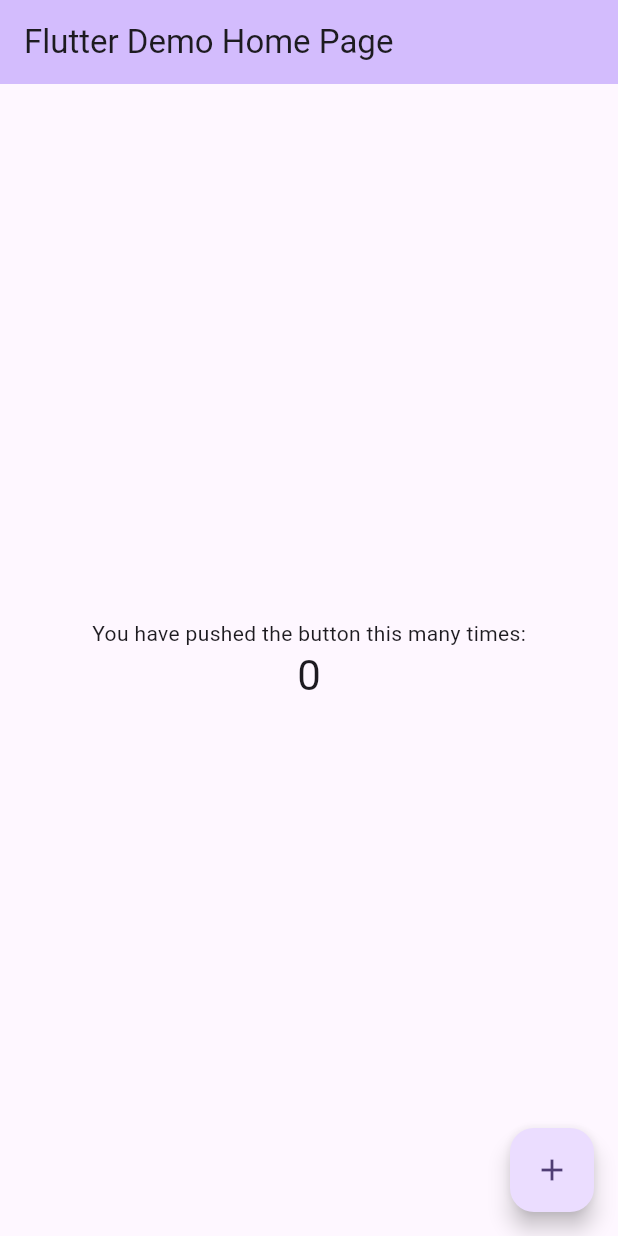
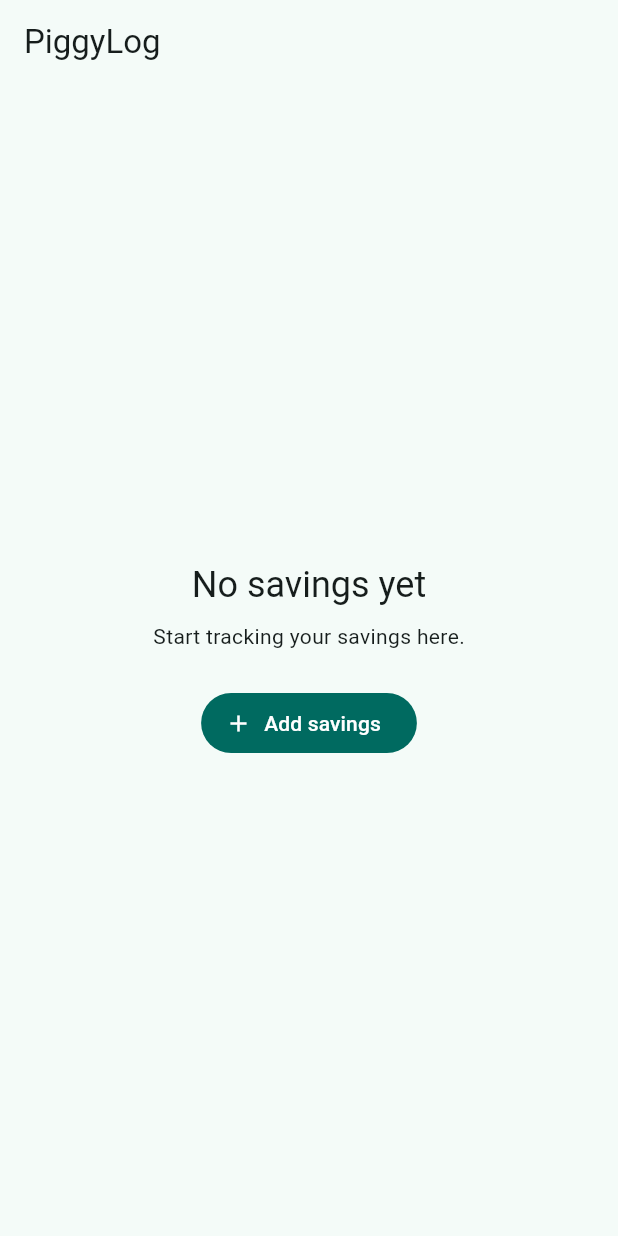
Before and after one commit to dursamiii/PiggyLog, a Flutter app: the screen it shows after launch, on a phone screen of 412 x 824 dp. Run offline on Flutter 3.47's test engine with Material 3 defaults, Android fonts, the phone set to English and light mode, and no system bars.

Commit message:
project name change

```diff
--- a/lib/main.dart
+++ b/lib/main.dart
@@ -1,122 +1,53 @@
-import 'package:material_ui/material_ui.dart';
+// ignore_for_file: deprecated_member_use
+
+import 'package:flutter/material.dart';
 
 void main() {
-  runApp(const MyApp());
+  runApp(const PiggyLogApp());
 }
 
-class MyApp extends StatelessWidget {
-  const MyApp({super.key});
+class PiggyLogApp extends StatelessWidget {
+  const PiggyLogApp({super.key});
 
-  // This widget is the root of your application.
   @override
   Widget build(BuildContext context) {
     return MaterialApp(
-      title: 'Flutter Demo',
+      title: 'PiggyLog',
       theme: ThemeData(
-        // This is the theme of your application.
-        //
-        // TRY THIS: Try running your application with "flutter run". You'll see
-        // the application has a purple toolbar. Then, without quitting the app,
-        // try changing the seedColor in the colorScheme below to Colors.green
-        // and then invoke "hot reload" (save your changes or press the "hot
-        // reload" button in a Flutter-supported IDE, or press "r" if you used
-        // the command line to start the app).
-        //
-        // Notice that the counter didn't reset back to zero; the application
-        // state is not lost during the reload. To reset the state, use hot
-        // restart instead.
-        //
-        // This works for code too, not just values: Most code changes can be
-        // tested with just a hot reload.
-        colorScheme: .fromSeed(seedColor: Colors.deepPurple),
+        colorScheme: ColorScheme.fromSeed(seedColor: Colors.teal),
+        useMaterial3: true,
       ),
-      home: const MyHomePage(title: 'Flutter Demo Home Page'),
+      home: const SavingsPage(),
     );
   }
 }
 
-class MyHomePage extends StatefulWidget {
-  const MyHomePage({super.key, required this.title});
-
-  // This widget is the home page of your application. It is stateful, meaning
-  // that it has a State object (defined below) that contains fields that affect
-  // how it looks.
-
-  // This class is the configuration for the state. It holds the values (in this
-  // case the title) provided by the parent (in this case the App widget) and
-  // used by the build method of the State. Fields in a Widget subclass are
-  // always marked "final".
-
-  final String title;
-
-  @override
-  State<MyHomePage> createState() => _MyHomePageState();
-}
-
-class _MyHomePageState extends State<MyHomePage> {
-  int _counter = 0;
-
-  void _incrementCounter() {
-    setState(() {
-      // This call to setState tells the Flutter framework that something has
-      // changed in this State, which causes it to rerun the build method below
-      // so that the display can reflect the updated values. If we changed
-      // _counter without calling setState(), then the build method would not be
-      // called again, and so nothing would appear to happen.
-      _counter++;
-    });
-  }
+class SavingsPage extends StatelessWidget {
+  const SavingsPage({super.key});
 
   @override
   Widget build(BuildContext context) {
-    // This method is rerun every time setState is called, for instance as done
-    // by the _incrementCounter method above.
-    //
-    // The Flutter framework has been optimized to make rerunning build methods
-    // fast, so that you can just rebuild anything that needs updating rather
-    // than having to individually change instances of widgets.
     return Scaffold(
-      appBar: AppBar(
-        // TRY THIS: Try changing the color here to a specific color (to
-        // Colors.amber, perhaps?) and trigger a hot reload to see the AppBar
-        // change color while the other colors stay the same.
-        backgroundColor: Theme.of(context).colorScheme.inversePrimary,
-        // Here we take the value from the MyHomePage object that was created by
-        // the App.build method, and use it to set our appbar title.
-        title: Text(widget.title),
-      ),
+      appBar: AppBar(title: const Text('PiggyLog')),
       body: Center(
-        // Center is a layout widget. It takes a single child and positions it
-        // in the middle of the parent.
         child: Column(
-          // Column is also a layout widget. It takes a list of children and
-          // arranges them vertically. By default, it sizes itself to fit its
-          // children horizontally, and tries to be as tall as its parent.
-          //
-          // Column has various properties to control how it sizes itself and
-          // how it positions its children. Here we use mainAxisAlignment to
-          // center the children vertically; the main axis here is the vertical
-          // axis because Columns are vertical (the cross axis would be
-          // horizontal).
-          //
-          // TRY THIS: Invoke "debug painting" (choose the "Toggle Debug Paint"
-          // action in the IDE, or press "p" in the console), to see the
-          // wireframe for each widget.
-          mainAxisAlignment: .center,
+          mainAxisAlignment: MainAxisAlignment.center,
           children: [
-            const Text('You have pushed the button this many times:'),
             Text(
-              '$_counter',
-              style: Theme.of(context).textTheme.headlineMedium,
+              'No savings yet',
+              style: Theme.of(context).textTheme.headlineSmall,
+            ),
+            const SizedBox(height: 8),
+            const Text('Start tracking your savings here.'),
+            const SizedBox(height: 24),
+            FilledButton.icon(
+              onPressed: () {},
+              icon: const Icon(Icons.add),
+              label: const Text('Add savings'),
             ),
           ],
         ),
       ),
-      floatingActionButton: FloatingActionButton(
-        onPressed: _incrementCounter,
-        tooltip: 'Increment',
-        child: const Icon(Icons.add),
-      ),
     );
   }
 }
--- a/pubspec.yaml
+++ b/pubspec.yaml
@@ -1,5 +1,5 @@
-name: savetrail_app
-description: "A new Flutter project."
+name: piggy_log
+description: ""
 # The following line prevents the package from being accidentally published to
 # pub.dev using `flutter pub publish`. This is preferred for private packages.
 publish_to: 'none' # Remove this line if you wish to publish to pub.dev
@@ -30,8 +30,6 @@ environment:
 dependencies:
   flutter:
     sdk: flutter
-  material_ui: ^1.1.0
-
   # The following adds the Cupertino Icons font to your application.
   # Use with the CupertinoIcons class for iOS style icons.
   cupertino_icons: ^1.0.8
```
Also changed, not shown: pubspec.lock, 1 other file.
